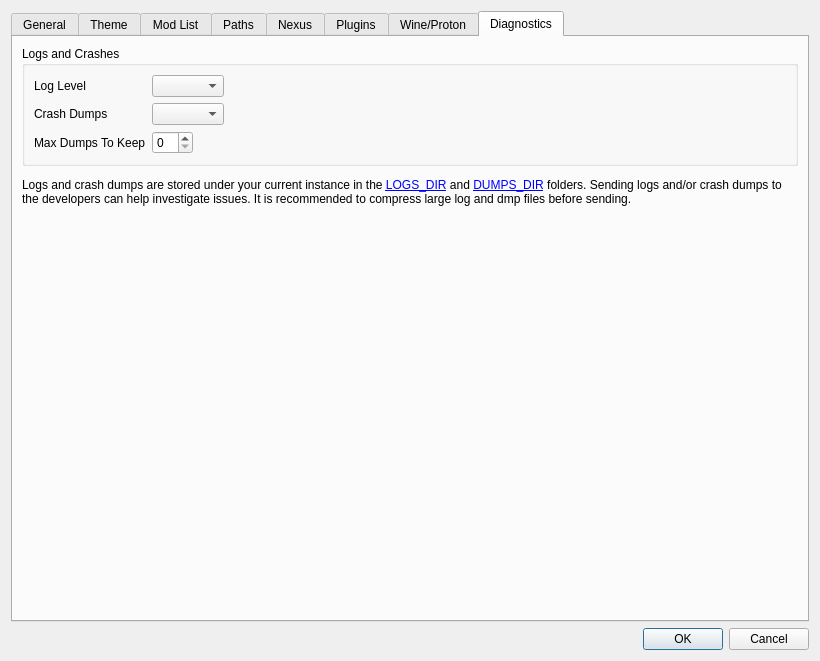
This is src/src/settingsdialog.ui in SulfurNitride/Fluorine-Manager as Qt 5 draws it before an edit. The edited form follows.
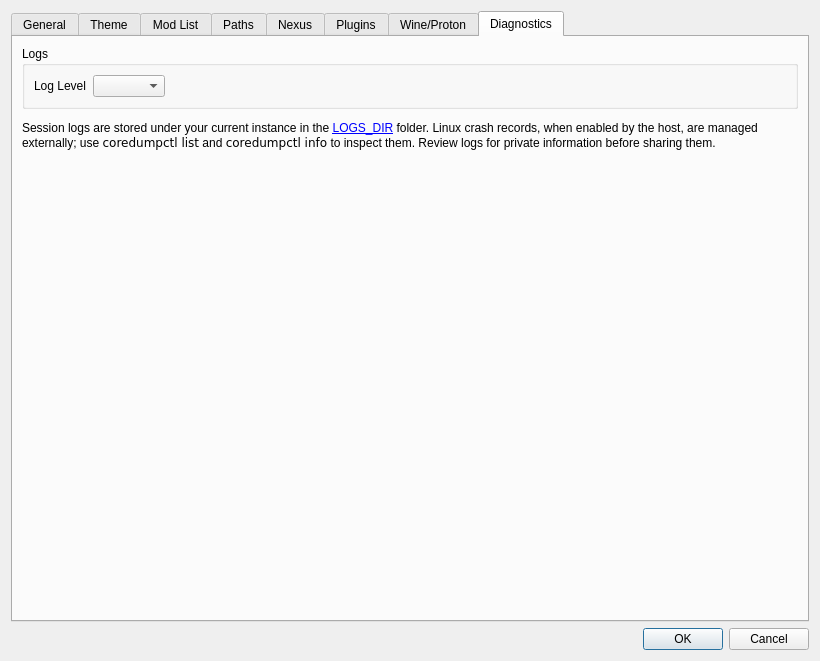
This is the edited form. The open tabs and pages were chosen to show the change. Icons and pictures are not drawn. Custom widgets are drawn as their Qt base class.

Commit message: Make Linux diagnostics non-destructive and secret-safe

The edit to the form file:
```diff
--- a/src/src/settingsdialog.ui
+++ b/src/src/settingsdialog.ui
@@ -2061,7 +2061,7 @@
        <item>
         <widget class="QGroupBox" name="groupBox_4">
          <property name="title">
-          <string>Logs and Crashes</string>
+          <string>Logs</string>
          </property>
          <layout class="QFormLayout" name="formLayout_4">
           <property name="fieldGrowthPolicy">
@@ -2087,49 +2087,6 @@
             </property>
            </widget>
           </item>
-          <item row="1" column="0">
-           <widget class="QLabel" name="label_27">
-            <property name="text">
-             <string>Crash Dumps</string>
-            </property>
-           </widget>
-          </item>
-          <item row="1" column="1">
-           <widget class="QComboBox" name="dumpsTypeBox">
-            <property name="toolTip">
-             <string>Decides which type of crash dumps are collected when injected processes crash.</string>
-            </property>
-            <property name="whatsThis">
-             <string>
-                                    Decides which type of crash dumps are collected when injected processes crash.
-                                    &quot;None&quot; Disables the generation of crash dumps by MO.
-                                    &quot;Mini&quot; Default level which generates small dumps (only stack traces).
-                                    &quot;Data&quot; Much larger dumps with additional information which may be need (also data segments).
-                                    &quot;Full&quot; Even larger dumps with a full memory dump of the process.
-                                </string>
-            </property>
-           </widget>
-          </item>
-          <item row="2" column="0">
-           <widget class="QLabel" name="label_28">
-            <property name="text">
-             <string>Max Dumps To Keep</string>
-            </property>
-           </widget>
-          </item>
-          <item row="2" column="1">
-           <widget class="QSpinBox" name="dumpsMaxEdit">
-            <property name="toolTip">
-             <string>Maximum number of crash dumps to keep on disk. Use 0 for unlimited.</string>
-            </property>
-            <property name="whatsThis">
-             <string>
-                                    Maximum number of crash dumps to keep on disk. Use 0 for unlimited.
-                                    Set &quot;Crash Dumps&quot; above to None to disable crash dump collection.
-                                </string>
-            </property>
-           </widget>
-          </item>
          </layout>
         </widget>
        </item>
@@ -2140,10 +2097,9 @@
          </property>
          <property name="text">
           <string>
-                            Logs and crash dumps are stored under your current instance in the &lt;a href=&quot;LOGS_FULL_PATH&quot;&gt;LOGS_DIR&lt;/a&gt;
-                            and &lt;a href=&quot;DUMPS_FULL_PATH&quot;&gt;DUMPS_DIR&lt;/a&gt; folders.
-                            Sending logs and/or crash dumps to the developers can help investigate issues.
-                            It is recommended to compress large log and dmp files before sending.
+                            Session logs are stored under your current instance in the &lt;a href=&quot;LOGS_FULL_PATH&quot;&gt;LOGS_DIR&lt;/a&gt; folder.
+                            Linux crash records, when enabled by the host, are managed externally; use &lt;code&gt;coredumpctl list&lt;/code&gt; and &lt;code&gt;coredumpctl info&lt;/code&gt; to inspect them.
+                            Review logs for private information before sharing them.
                         </string>
          </property>
          <property name="wordWrap">
```
Left out of the diff: 4 changed lines with no effect on the pictures. The commit also changes 55 other files.
